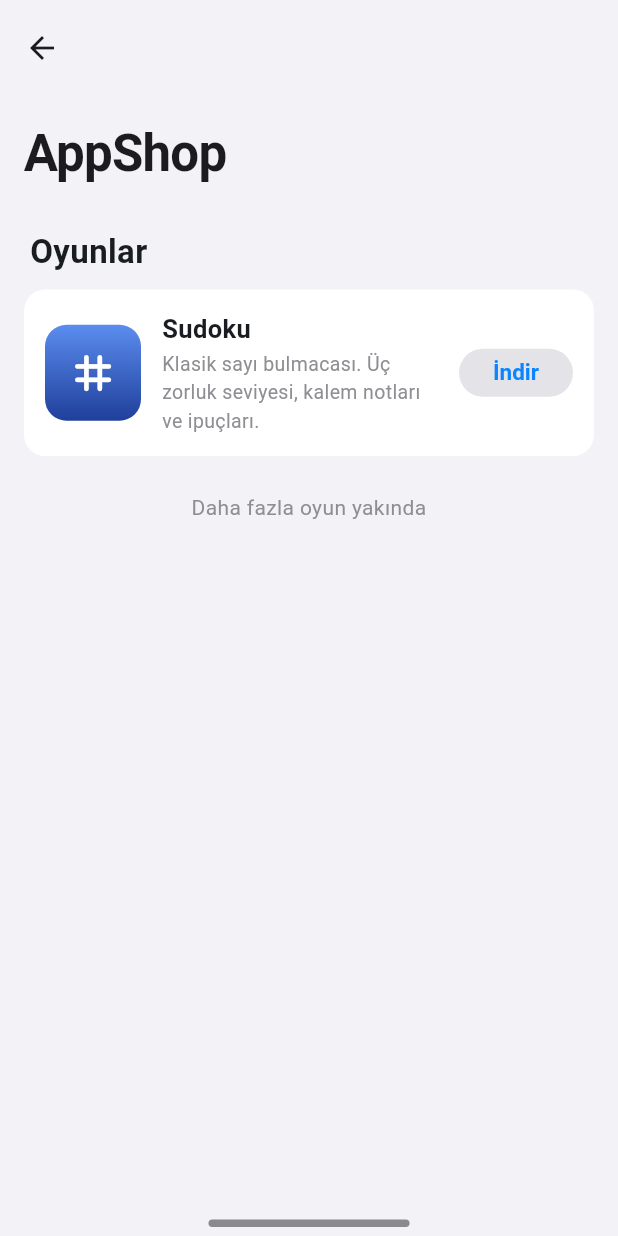
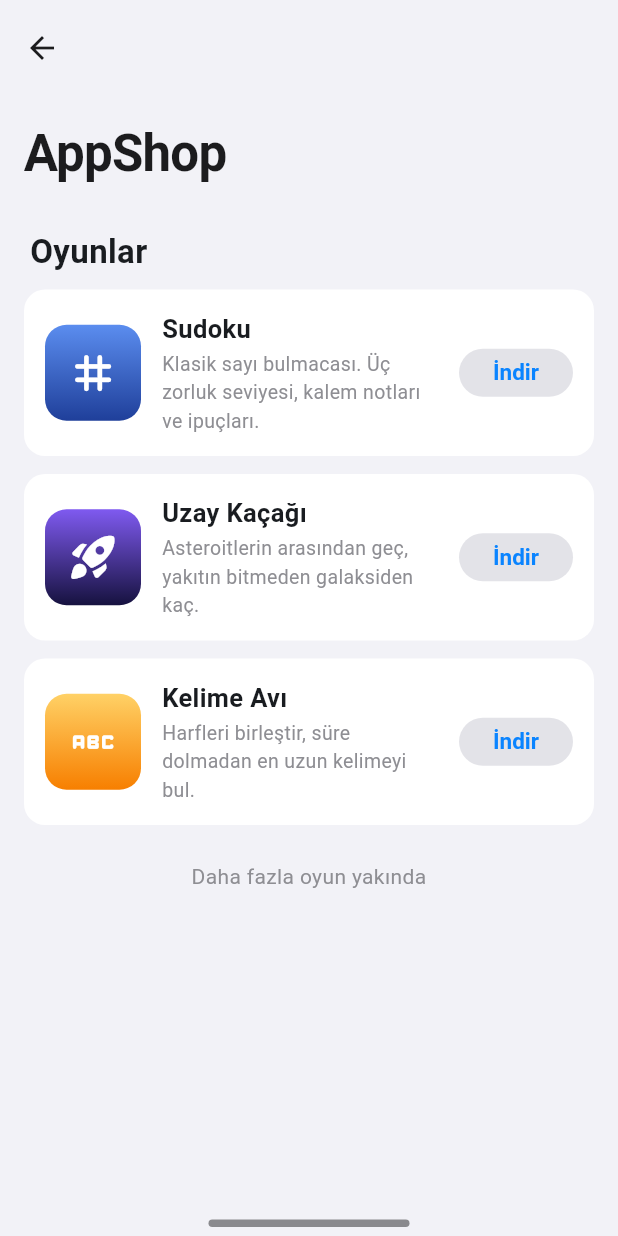
Before and after one commit to Erimsaholut/Ledective, a Flutter app: the AppShopApp screen opened directly, on a phone screen of 412 x 824 dp. Run offline on Flutter 3.47's test engine with Material 3 defaults, Android fonts, the phone set to English and light mode, and no system bars; our stand-ins replace image_picker, just_audio, shared_preferences, table_calendar; accounts and stored records are empty.

Commit message:
List two games AppShop can't sell in the player's country
Uzay Kaçağı and Kelime Avı are in the store, but their download button
only says they aren't available in your country. A store game without
an app is shown this way.

Co-Authored-By: Claude Opus 5.5 <noreply@anthropic.com>

```diff
--- a/lib/apps/appshop/store_catalog.dart
+++ b/lib/apps/appshop/store_catalog.dart
@@ -12,7 +12,7 @@ class StoreGame {
     required this.description,
     required this.icon,
     required this.colors,
-    required this.app,
+    this.app,
     this.glyphColor = Colors.white,
     this.dataKeys = const [],
   });
@@ -26,14 +26,20 @@ class StoreGame {
   /// Icon gradient, top to bottom.
   final List<Color> colors;
   final Color glyphColor;
-  final Widget app;
+
+  /// The game itself, or null for one not offered in the player's country:
+  /// the store lists it but won't download it.
+  final Widget? app;
 
   /// SharedPreferences keys the game saves to, removed when it's deleted.
   final List<String> dataKeys;
 
+  bool get isAvailable => app != null;
+
+  /// The icon of an available game.
   AppIcon get homeIcon => AppIcon(
     title: title,
-    app: app,
+    app: app!,
     iconData: icon,
     colors: colors,
     glyphColor: glyphColor,
@@ -52,9 +58,26 @@ const List<StoreGame> storeGames = [
     app: SudokuApp(),
     dataKeys: [SudokuApp.saveKey],
   ),
+  StoreGame(
+    id: 'space-runner',
+    title: "Uzay Kaçağı",
+    description:
+        "Asteroitlerin arasından geç, yakıtın bitmeden galaksiden kaç.",
+    icon: Icons.rocket_launch_rounded,
+    colors: [Color(0xFF7F5AF0), Color(0xFF16123F)],
+  ),
+  StoreGame(
+    id: 'word-hunt',
+    title: "Kelime Avı",
+    description: "Harfleri birleştir, süre dolmadan en uzun kelimeyi bul.",
+    icon: Icons.abc_rounded,
+    colors: [Color(0xFFFFD166), Color(0xFFF77F00)],
+  ),
 ];
 
-/// The store games in [ids], in that order; unknown ids are skipped.
+/// The store games in [ids], in that order; unknown and unavailable ids
+/// are skipped.
 List<StoreGame> storeGamesWithIds(Iterable<String> ids) => [
-  for (final id in ids) ...storeGames.where((game) => game.id == id),
+  for (final id in ids)
+    ...storeGames.where((game) => game.id == id && game.isAvailable),
 ];
```
Also changed, not shown: lib/apps/appshop/appshop_app.dart (+19 -0 lines), 1 other file.
